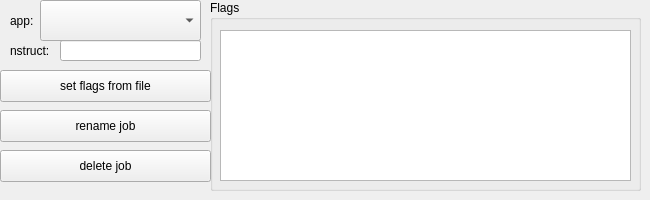
Before: the Qt Designer form source/src/ui/task/job_submit.ui in RosettaCommons/rosetta, drawn with Qt 5.
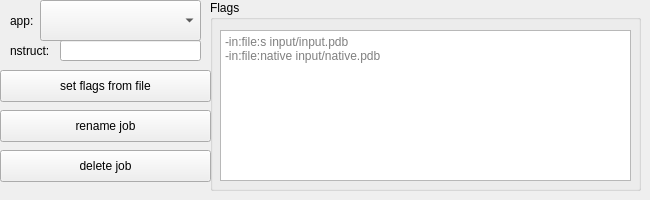
After: the same form once the commit is applied.

```diff
--- a/source/src/ui/task/job_submit.ui
+++ b/source/src/ui/task/job_submit.ui
@@ -60,6 +60,10 @@
     <property name="readOnly">
      <bool>false</bool>
     </property>
+    <property name="placeholderText">
+      <string>-in:file:s input/input.pdb
+-in:file:native input/native.pdb </string>
+    </property>
    </widget>
   </widget>
   <widget class="QPushButton" name="flags_from_file">
```
